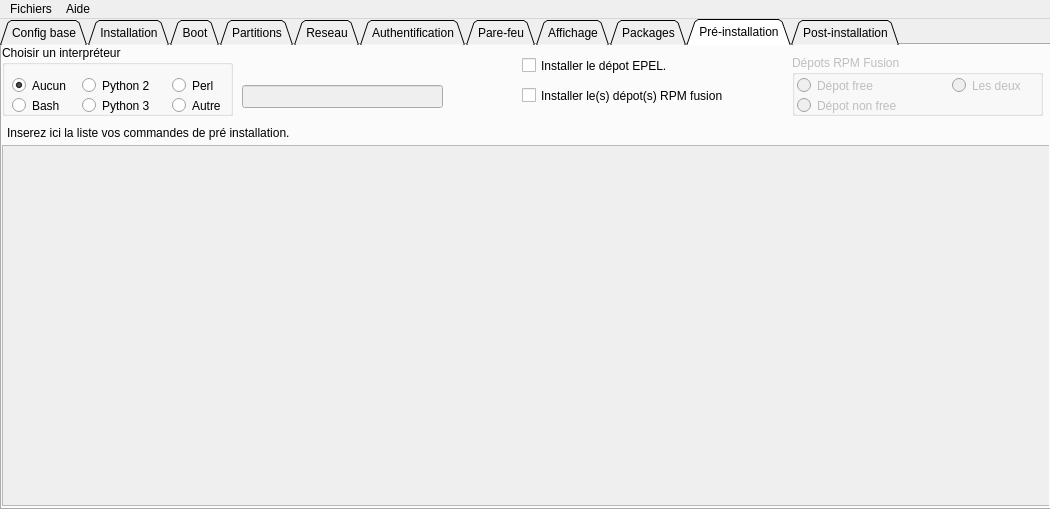
Above: anaconda.ui from Sebastux/anacontux before the change. Below: the same form after it.
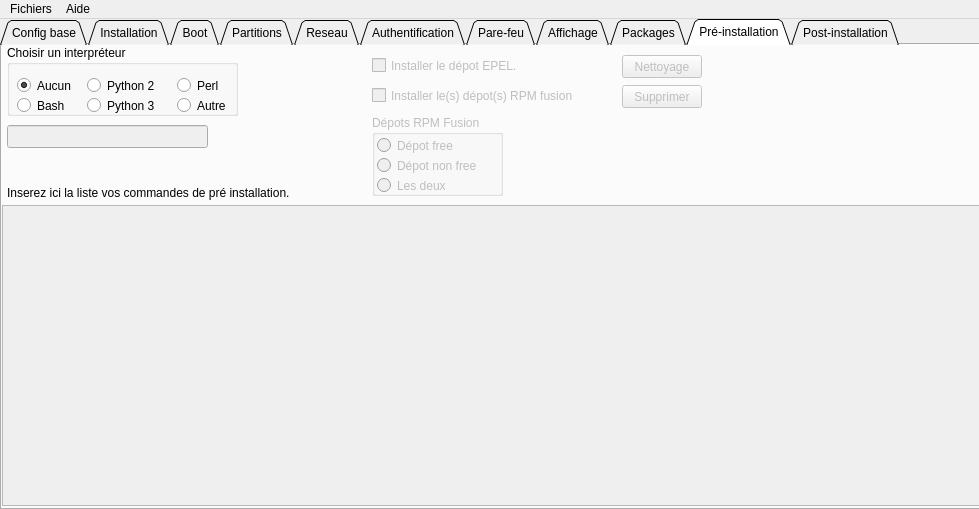
That is the form after the change. The open tabs and pages were chosen to show the change. Icons and pictures are not drawn.

Commit message:
Modifications de la fenetre
- Diminution de la taille de la fenetre.
- Déplacement de la zone de saisie de l'interpréteur en post install et pré install.
- Diminution de la zone de saisie des commandes en post et pré install.
- Déplacement des GroupeBox RPM fusion.
-  Ajout des boutons nettoyage et supprimer permettant de vider la liste des commandes et de supprimer une ligne.

What changed in the file:
```diff
--- a/anaconda.ui
+++ b/anaconda.ui
@@ -6,7 +6,7 @@
    <rect>
     <x>0</x>
     <y>0</y>
-    <width>1050</width>
+    <width>979</width>
     <height>509</height>
    </rect>
   </property>
@@ -587,7 +587,7 @@
      <widget class="QGroupBox" name="gb_InterpreteurPreInstall">
       <property name="geometry">
        <rect>
-        <x>0</x>
+        <x>5</x>
         <y>0</y>
         <width>231</width>
         <height>71</height>
@@ -682,8 +682,8 @@
       <property name="geometry">
        <rect>
         <x>5</x>
-        <y>80</y>
-        <width>461</width>
+        <y>140</y>
+        <width>331</width>
         <height>16</height>
        </rect>
       </property>
@@ -698,9 +698,9 @@
       <property name="geometry">
        <rect>
         <x>0</x>
-        <y>100</y>
+        <y>160</y>
         <width>1051</width>
-        <height>361</height>
+        <height>301</height>
        </rect>
       </property>
      </widget>
@@ -710,8 +710,8 @@
       </property>
       <property name="geometry">
        <rect>
-        <x>240</x>
-        <y>40</y>
+        <x>5</x>
+        <y>80</y>
         <width>201</width>
         <height>23</height>
        </rect>
@@ -723,10 +723,10 @@
       </property>
       <property name="geometry">
        <rect>
-        <x>790</x>
-        <y>10</y>
-        <width>251</width>
-        <height>61</height>
+        <x>370</x>
+        <y>70</y>
+        <width>131</width>
+        <height>81</height>
        </rect>
       </property>
       <property name="title">
@@ -767,8 +767,8 @@
       <widget class="QRadioButton" name="rb_PreDeux">
        <property name="geometry">
         <rect>
-         <x>160</x>
-         <y>20</y>
+         <x>5</x>
+         <y>60</y>
          <width>81</width>
          <height>21</height>
         </rect>
@@ -782,9 +782,12 @@
       </widget>
      </widget>
      <widget class="QCheckBox" name="cb_PreEpel">
+      <property name="enabled">
+       <bool>false</bool>
+      </property>
       <property name="geometry">
        <rect>
-        <x>520</x>
+        <x>370</x>
         <y>10</y>
         <width>171</width>
         <height>21</height>
@@ -795,9 +798,12 @@
       </property>
      </widget>
      <widget class="QCheckBox" name="cb_PreRpmFusion">
+      <property name="enabled">
+       <bool>false</bool>
+      </property>
       <property name="geometry">
        <rect>
-        <x>520</x>
+        <x>370</x>
         <y>40</y>
         <width>241</width>
         <height>21</height>
@@ -807,6 +813,53 @@
        <string>Installer le(s) dépot(s) RPM fusion</string>
       </property>
      </widget>
+     <widget class="QPushButton" name="btn_PreNettoyage">
+      <property name="enabled">
+       <bool>false</bool>
+      </property>
+      <property name="geometry">
+       <rect>
+        <x>620</x>
+        <y>10</y>
+        <width>80</width>
+        <height>23</height>
+       </rect>
+      </property>
+      <property name="toolTip">
+       <string>Vider la zone de saisie.</string>
+      </property>
+      <property name="whatsThis">
+       <string/>
+      </property>
+      <property name="accessibleDescription">
+       <string/>
+      </property>
+      <property name="text">
+       <string>Nettoyage</string>
+      </property>
+     </widget>
+     <widget class="QPushButton" name="btn_PreSupprimer">
+      <property name="enabled">
+       <bool>false</bool>
+      </property>
+      <property name="geometry">
+       <rect>
+        <x>620</x>
+        <y>40</y>
+        <width>80</width>
+        <height>23</height>
+       </rect>
+      </property>
+      <property name="toolTip">
+       <string>Supprimer la ligne sélectionnée.</string>
+      </property>
+      <property name="whatsThis">
+       <string/>
+      </property>
+      <property name="text">
+       <string>Supprimer</string>
+      </property>
+     </widget>
     </widget>
     <widget class="QWidget" name="tab_PostInstallation">
      <attribute name="title">
@@ -1043,7 +1096,7 @@
     <rect>
      <x>0</x>
      <y>0</y>
-     <width>1050</width>
+     <width>979</width>
      <height>20</height>
     </rect>
    </property>
```
Left out of the diff: 131 changed lines with no effect on the pictures. The commit also changes 1 other file.
